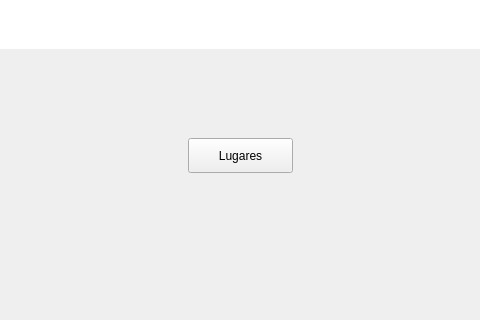
The window that ui/twelfthwindow.ui (eriklemy/Detetive) describes before a commit, drawn with Qt 5; both pictures show x 402 to 882 and y 342 to 662 of the 1366 by 768 pixel window.
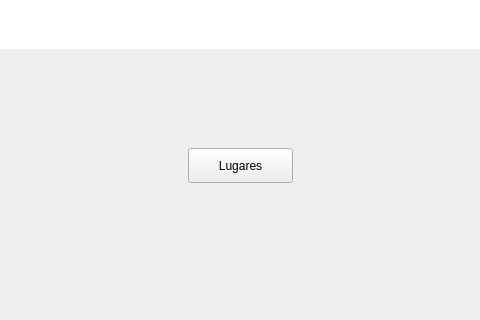
The same window after the commit.

Patch:
```diff
--- a/ui/twelfthwindow.ui
+++ b/ui/twelfthwindow.ui
@@ -43,7 +43,7 @@
     <property name="geometry">
      <rect>
       <x>590</x>
-      <y>480</y>
+      <y>490</y>
       <width>105</width>
       <height>35</height>
      </rect>
```
